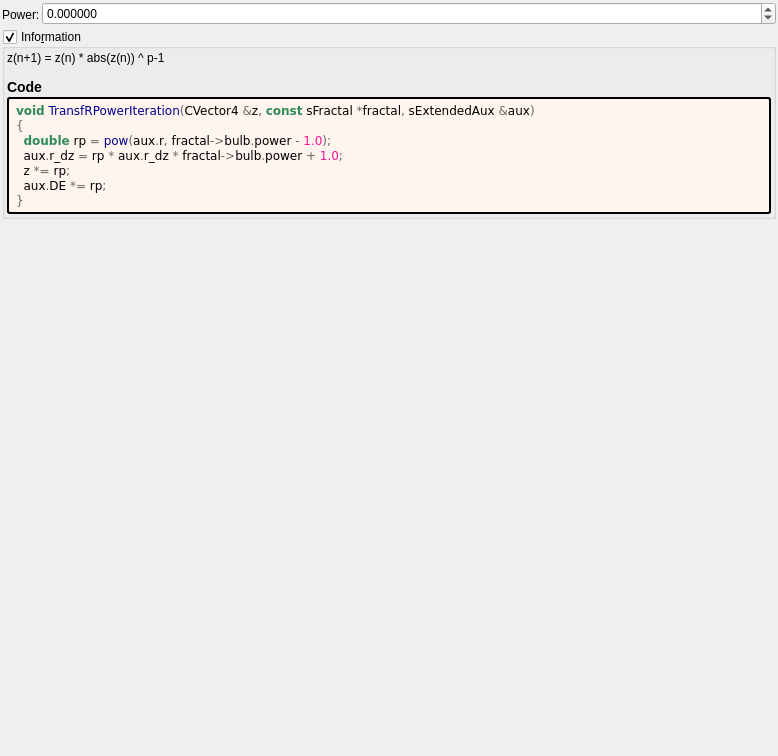
Qt form mandelbulber2/formula/ui/transf_r_power.ui (buddhi1980/mandelbulber2) before a commit.
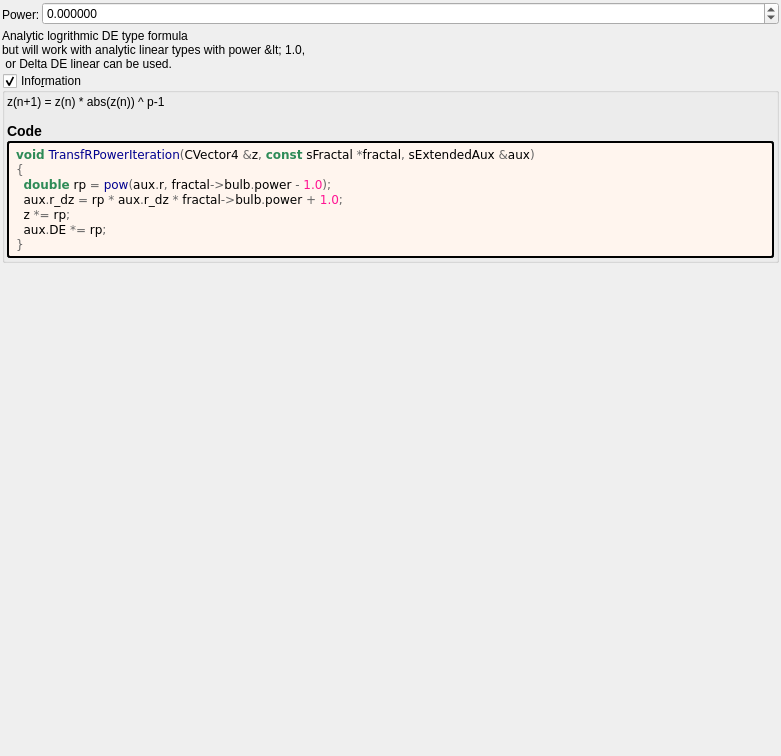
The same form after that commit. Custom widgets are drawn as their Qt base class.

What changed in the file:
```diff
--- a/mandelbulber2/formula/ui/transf_r_power.ui
+++ b/mandelbulber2/formula/ui/transf_r_power.ui
@@ -6,7 +6,7 @@
    <rect>
     <x>0</x>
     <y>0</y>
-    <width>778</width>
+    <width>781</width>
     <height>756</height>
    </rect>
   </property>
@@ -71,6 +71,15 @@
      </item>
     </layout>
    </item>
+   <item>
+    <widget class="QLabel" name="label_109">
+     <property name="text">
+      <string>Analytic logrithmic DE type formula 
+but will work with analytic linear types with power &lt; 1.0,
+ or Delta DE linear can be used.</string>
+     </property>
+    </widget>
+   </item>
    <item>
     <widget class="MyGroupBox" name="groupCheck_info">
      <property name="title">
@@ -163,17 +172,17 @@
   </layout>
  </widget>
  <customwidgets>
+  <customwidget>
+   <class>MyDoubleSpinBox</class>
+   <extends>QDoubleSpinBox</extends>
+   <header>my_double_spin_box.h</header>
+  </customwidget>
   <customwidget>
    <class>MyGroupBox</class>
    <extends>QGroupBox</extends>
    <header>my_group_box.h</header>
    <container>1</container>
   </customwidget>
-  <customwidget>
-   <class>MyDoubleSpinBox</class>
-   <extends>QDoubleSpinBox</extends>
-   <header>my_double_spin_box.h</header>
-  </customwidget>
  </customwidgets>
  <tabstops>
   <tabstop>spinbox_power</tabstop>
```
Left out of the diff: 16 changed lines with no effect on the pictures.
